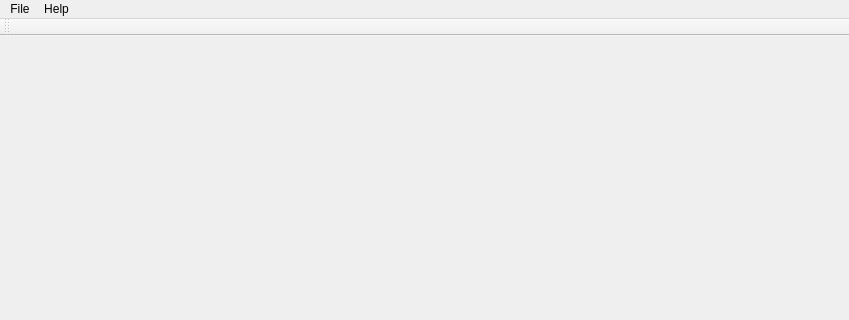
tovarj5/ME570_FinalProject, file mainwindow.ui: the form before one commit; both pictures show x 0 to 849 and y 0 to 320 of the 849 by 667 pixel window.
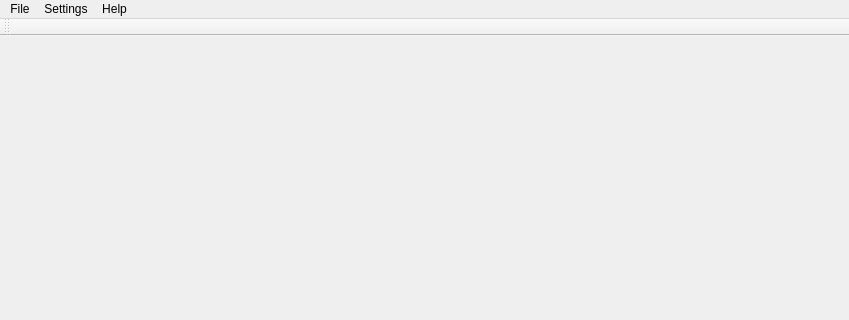
The form after the commit. Custom widgets are drawn as their Qt base class.

Diff of the .ui file:
```diff
--- a/mainwindow.ui
+++ b/mainwindow.ui
@@ -40,7 +40,7 @@
      <x>0</x>
      <y>0</y>
      <width>849</width>
-     <height>20</height>
+     <height>17</height>
     </rect>
    </property>
    <widget class="QMenu" name="menuFile">
@@ -55,8 +55,16 @@
     <property name="title">
      <string>Help</string>
     </property>
+    <addaction name="actionBouncy_Ball_Example"/>
+   </widget>
+   <widget class="QMenu" name="menuSettings">
+    <property name="title">
+     <string>Settings</string>
+    </property>
+    <addaction name="actionMaze_Settings"/>
    </widget>
    <addaction name="menuFile"/>
+   <addaction name="menuSettings"/>
    <addaction name="menuHelp"/>
   </widget>
   <widget class="QToolBar" name="mainToolBar">
```
Left out of the diff: 16 changed lines with no effect on the pictures.
